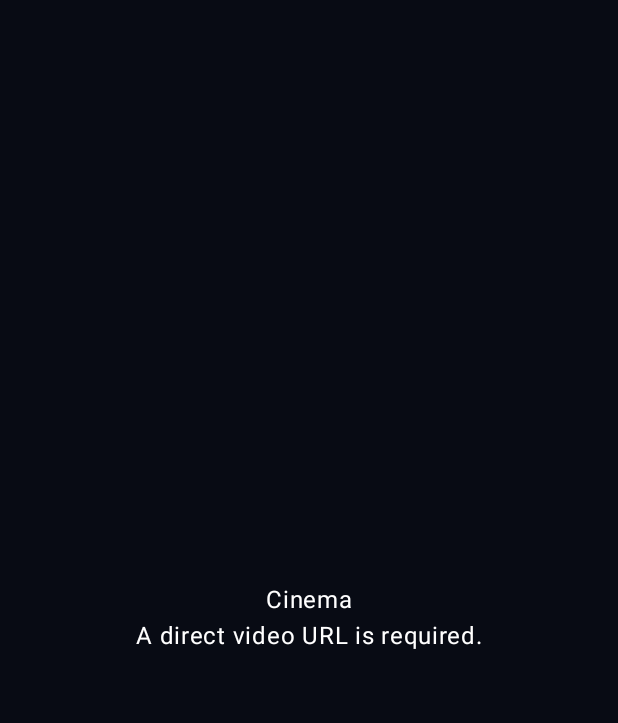
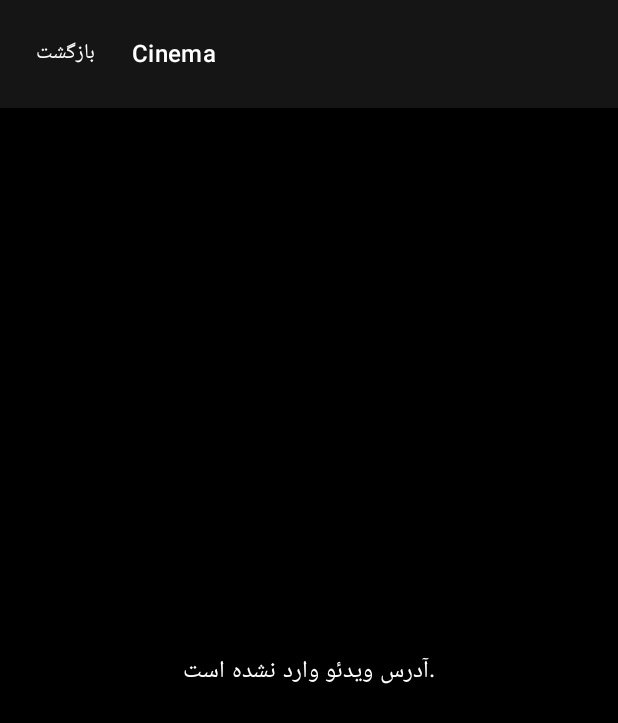
Before and after one commit to Dev-ira92/Cinema, an Android app built with Jetpack Compose: the player screen opened through its navigation route, on a phone screen of 412 x 824 dp. Shown: the top 723 px of the screen. Run offline under Robolectric (Android 15) with nearby library versions, the phone set to English and light mode, and no system bars; 1 statement that could not run was skipped.

Commit message:
Update PlayerScreen.kt

```diff
--- a/app/src/main/java/com/cinema/ui/screens/PlayerScreen.kt
+++ b/app/src/main/java/com/cinema/ui/screens/PlayerScreen.kt
@@ -1,3 +1,4 @@
+
 package com.cinema.ui.screens
 
 import android.net.Uri
@@ -7,97 +8,227 @@ import androidx.compose.material3.*
 import androidx.compose.runtime.*
 import androidx.compose.ui.Alignment
 import androidx.compose.ui.Modifier
+import androidx.compose.ui.graphics.Color
 import androidx.compose.ui.platform.LocalContext
+import androidx.compose.ui.unit.dp
 import androidx.compose.ui.viewinterop.AndroidView
-import androidx.media3.common.MediaItem as ExoMediaItem
-import androidx.media3.common.MediaMetadata
+import androidx.media3.common.MediaItem
 import androidx.media3.common.util.UnstableApi
 import androidx.media3.exoplayer.ExoPlayer
 import androidx.media3.ui.PlayerView
-import com.cinema.ui.theme.CinemaBackground
+import com.cinema.player.SubtitleDownloader
+import com.cinema.player.SubtitlePlayer
+import kotlinx.coroutines.CancellationException
+import java.io.File
 
 @OptIn(UnstableApi::class)
 @Composable
 fun PlayerScreen(
     videoUrl: String,
     title: String,
-    subtitleUrl: String? = null
+    subtitleUrl: String,
+    onBack: () -> Unit
 ) {
+
     val context = LocalContext.current
 
-    var error by remember {
-        mutableStateOf<String?>(null)
+    var loadingSubtitle by remember {
+        mutableStateOf(false)
     }
 
-    val player = remember(videoUrl) {
-        if (videoUrl.isBlank()) {
-            null
-        } else {
-            ExoPlayer.Builder(context).build().apply {
-                val item = ExoMediaItem.Builder()
-                    .setUri(Uri.parse(videoUrl))
-                    .setMediaMetadata(
-                        MediaMetadata.Builder()
-                            .setTitle(title)
-                            .build()
-                    )
-                    .build()
+    var subtitleMessage by remember {
+        mutableStateOf("")
+    }
 
-                setMediaItem(item)
-                prepare()
-                playWhenReady = true
+    var playerError by remember {
+        mutableStateOf("")
     }
+
+    var subtitleFile by remember {
+        mutableStateOf<File?>(null)
     }
+
+    val player = remember {
+        ExoPlayer.Builder(context).build()
     }
 
     DisposableEffect(player) {
         onDispose {
-            player?.release()
+            player.release()
+        }
+    }
+
+    LaunchedEffect(videoUrl, subtitleUrl) {
+
+        playerError = ""
+        subtitleMessage = ""
+        subtitleFile = null
+
+        if (videoUrl.isBlank()) {
+            playerError = "آدرس ویدئو وارد نشده است."
+            return@LaunchedEffect
+        }
+
+        if (!videoUrl.startsWith("https://") &&
+            !videoUrl.startsWith("http://")
+        ) {
+            playerError = "آدرس ویدئو معتبر نیست."
+            return@LaunchedEffect
+        }
+
+        loadingSubtitle = subtitleUrl.isNotBlank()
+
+        try {
+
+            var downloadedSubtitle: File? = null
+
+            if (subtitleUrl.isNotBlank()) {
+
+                try {
+
+                    downloadedSubtitle =
+                        SubtitleDownloader.download(
+                            context = context,
+                            subtitleUrl = subtitleUrl
+                        )
+
+                    subtitleFile = downloadedSubtitle
+
+                    subtitleMessage = "زیرنویس آماده شد."
+
+                } catch (e: CancellationException) {
+                    throw e
+                } catch (e: Exception) {
+
+                    subtitleMessage =
+                        "دانلود زیرنویس ناموفق بود: ${e.message}"
+                }
+            }
+
+            val mediaItem = if (downloadedSubtitle != null) {
+
+                SubtitlePlayer.createMediaItem(
+                    videoUrl = videoUrl,
+                    subtitleUrl = Uri.fromFile(
+                        downloadedSubtitle
+                    ).toString()
+                )
+
+            } else {
+
+                MediaItem.fromUri(
+                    Uri.parse(videoUrl)
+                )
+            }
+
+            player.setMediaItem(mediaItem)
+            player.prepare()
+            player.playWhenReady = true
+
+        } catch (e: CancellationException) {
+
+            throw e
+
+        } catch (e: Exception) {
+
+            playerError =
+                "خطا در آماده‌سازی ویدئو: ${e.message}"
+
+        } finally {
+
+            loadingSubtitle = false
         }
     }
 
     Column(
         modifier = Modifier
             .fillMaxSize()
-            .background(CinemaBackground),
-        horizontalAlignment = Alignment.CenterHorizontally,
-        verticalArrangement = Arrangement.Center
+            .background(Color.Black)
+    ) {
+
+        Row(
+            modifier = Modifier
+                .fillMaxWidth()
+                .background(Color(0xFF151515))
+                .padding(12.dp),
+            verticalAlignment = Alignment.CenterVertically
+        ) {
+
+            TextButton(
+                onClick = onBack
             ) {
                 Text(
-            title,
-            color = androidx.compose.ui.graphics.Color.White
+                    text = "بازگشت",
+                    color = Color.White
+                )
+            }
+
+            Spacer(
+                modifier = Modifier.width(12.dp)
             )
 
-        if (player == null) {
             Text(
-                "A direct video URL is required.",
-                color = androidx.compose.ui.graphics.Color.White
+                text = title,
+                color = Color.White,
+                style = MaterialTheme.typography.titleMedium
             )
+        }
+
+        Box(
+            modifier = Modifier
+                .fillMaxWidth()
+                .weight(1f)
+                .background(Color.Black),
+            contentAlignment = Alignment.Center
+        ) {
+
+            if (playerError.isNotBlank()) {
+
+                Text(
+                    text = playerError,
+                    color = Color.White,
+                    modifier = Modifier.padding(20.dp)
+                )
+
             } else {
+
                 AndroidView(
-                factory = { ctx ->
-                    PlayerView(ctx).apply {
+                    modifier = Modifier.fillMaxSize(),
+
+                    factory = { viewContext ->
+
+                        PlayerView(viewContext).apply {
                             this.player = player
                             useController = true
                         }
                     },
-                modifier = Modifier
-                    .fillMaxWidth()
-                    .aspectRatio(16f / 9f)
+
+                    update = { playerView ->
+                        playerView.player = player
+                    }
                 )
             }
 
-        error?.let {
-            Text(
-                it,
-                color = MaterialTheme.colorScheme.error
+            if (loadingSubtitle) {
+
+                CircularProgressIndicator(
+                    modifier = Modifier.align(
+                        Alignment.Center
+                    ),
+                    color = Color.White
                 )
             }
+        }
 
-        if (!subtitleUrl.isNullOrBlank()) {
+        if (subtitleMessage.isNotBlank()) {
+
             Text(
-                "Subtitle selected. External subtitle loading will be added in the next player update.",
-                color = androidx.compose.ui.graphics.Color.White
+                text = subtitleMessage,
+                color = Color.LightGray,
+                modifier = Modifier
+                    .fillMaxWidth()
+                    .background(Color(0xFF151515))
+                    .padding(12.dp)
             )
         }
     }
```
Lines whose indentation alone changed are shown as unchanged.
